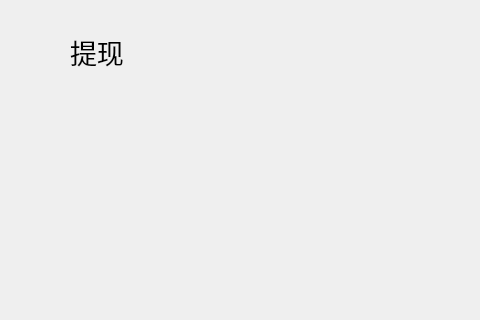
HcashOrg/hx-indicator, file withdrawpage/WithdrawPage.ui: the form before one commit; both pictures show x 0 to 480 and y 0 to 320 of the 770 by 530 pixel window.
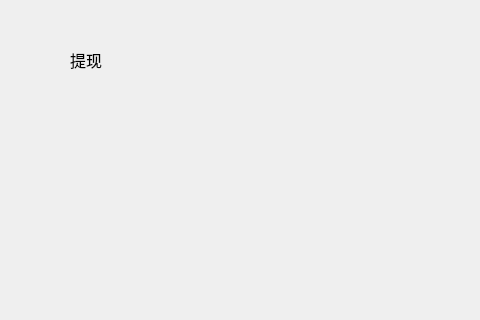
The form after the commit.

What changed in the file:
```diff
--- a/withdrawpage/WithdrawPage.ui
+++ b/withdrawpage/WithdrawPage.ui
@@ -17,14 +17,14 @@
    <property name="geometry">
     <rect>
      <x>70</x>
-     <y>36</y>
-     <width>61</width>
-     <height>31</height>
+     <y>50</y>
+     <width>80</width>
+     <height>20</height>
     </rect>
    </property>
    <property name="font">
     <font>
-     <pointsize>20</pointsize>
+     <pointsize>12</pointsize>
     </font>
    </property>
    <property name="text">
```
Left out of the diff: 2 changed lines with no effect on the pictures.
